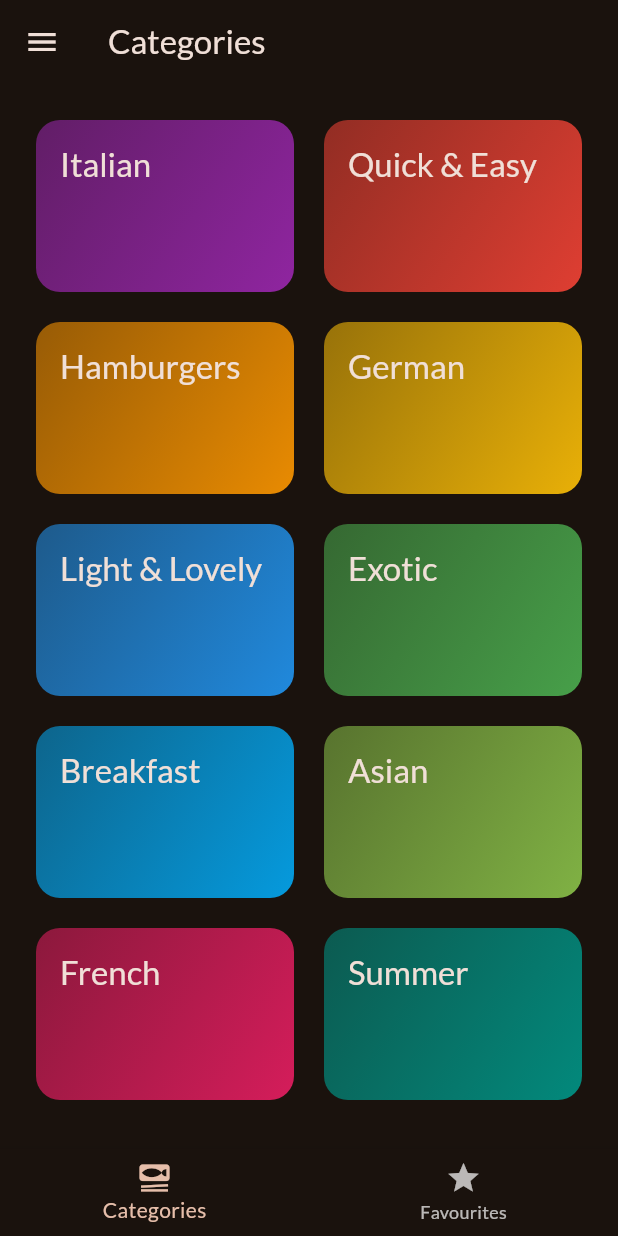
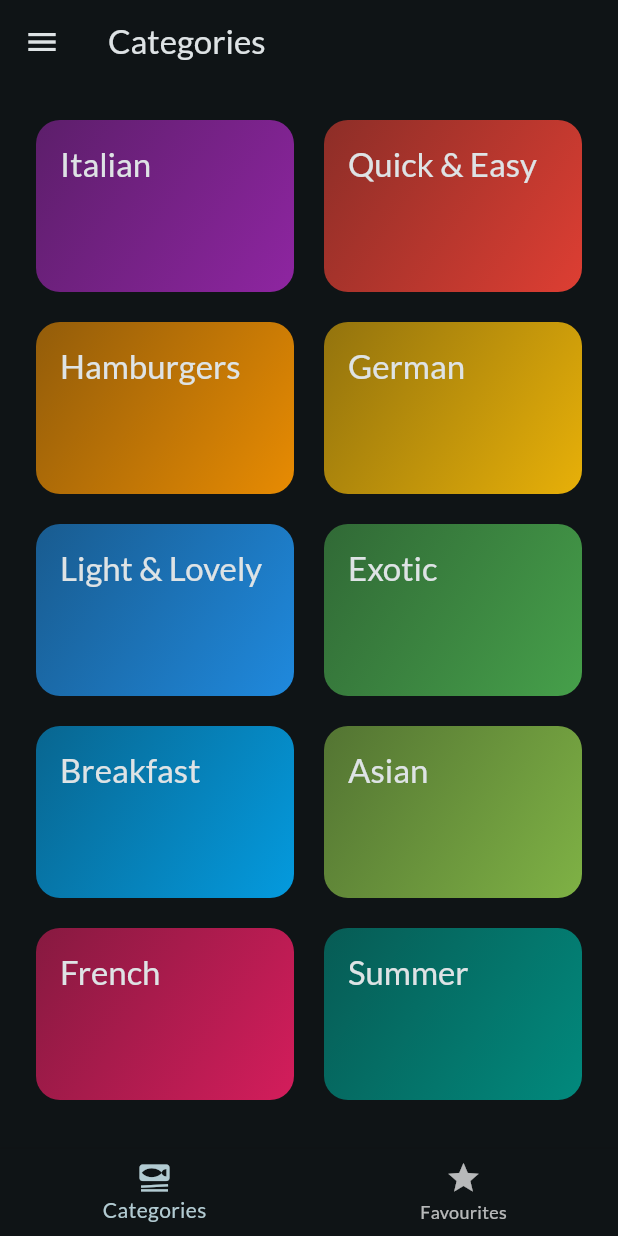
Before and after one commit to MohammedAfthab18/meals, a Flutter app: the screen it shows after launch, on a phone screen of 412 x 824 dp. Run offline on Flutter 3.47's test engine with Material 3 defaults, Android fonts, the phone set to English and light mode, and no system bars; our stand-ins replace google_fonts, transparent_image.

```diff
--- a/lib/main.dart
+++ b/lib/main.dart
@@ -7,7 +7,7 @@ final theme = ThemeData(
   // useMaterial3: true,
   colorScheme: ColorScheme.fromSeed(
     brightness: Brightness.dark,
-    seedColor: const Color.fromARGB(255, 131, 57, 0),
+    seedColor: const Color.fromARGB(255, 1, 112, 131),
   ),
   textTheme: GoogleFonts.latoTextTheme(),
 );
```
